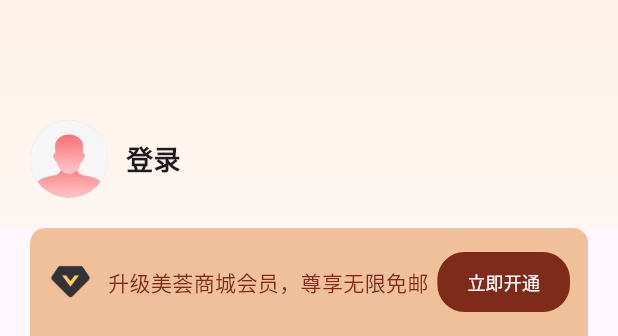
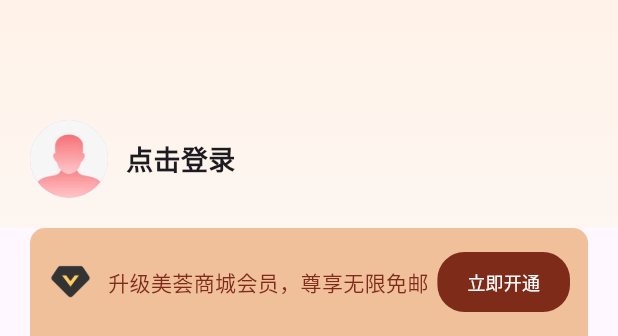
Before and after one commit to Dawson771/FlutterBase, a Flutter app: the MineView widget shown alone on an empty page, opened directly, on a phone screen of 412 x 824 dp. Shown: the top 336 px of the screen. Run offline on Flutter 3.47's test engine with Material 3 defaults, Android fonts, the phone set to English and light mode, and no system bars; our stand-ins replace carousel_slider, dio, get, shared_preferences; accounts and stored records are empty; network calls fail.

Commit message:
登录页面和getx数据共享

```diff
--- a/hm_shop/lib/constants/index.dart
+++ b/hm_shop/lib/constants/index.dart
@@ -18,4 +18,5 @@ class HttpConstants {
   static const ONE_STOP_LIST = "/hot/oneStop"; // 一站式推荐
   static const RECOMMEND_LIST = "/home/recommend"; //
   static const GUESS_LIST = "/home/goods/guessLike"; //猜你喜欢 后端返回的是是GoodsItem类型
+  static const LOGIN = "/login"; //登录
 }
--- a/hm_shop/lib/pages/Mine/index.dart
+++ b/hm_shop/lib/pages/Mine/index.dart
@@ -1,7 +1,9 @@
 import 'package:flutter/material.dart';
+import 'package:get/get.dart';
 import 'package:hm_shop/api/mine.dart';
 import 'package:hm_shop/components/Mine/HmGuess.dart';
 import 'package:hm_shop/components/Home/HmMoreList.dart';
+import 'package:hm_shop/stores/UserController.dart';
 import 'package:hm_shop/viewmodels/home.dart';
 
 /// 个人中心页面
@@ -19,6 +21,7 @@ class MineView extends StatefulWidget {
 ///
 /// 管理页面 UI 状态、数据加载和滚动事件处理
 class _MineViewState extends State<MineView> {
+  final UserController _userController = Get.put(UserController());
   // ==================== Widget 构建方法区域 ====================
 
   /// 退出登录按钮组件
@@ -74,28 +77,43 @@ class _MineViewState extends State<MineView> {
       padding: const EdgeInsets.only(left: 20, right: 40, top: 80, bottom: 20),
       child: Row(
         children: [
-          // 圆形头像组件
-          const CircleAvatar(
+          Obx((){
+            return CircleAvatar(  // 圆形头像组件
             radius: 26, // 半径 26 像素
-            backgroundImage: AssetImage("lib/assets/images/goods_avatar.png"), // 头像图片资源
-          ),
+            backgroundImage: _userController.user.value.id.isNotEmpty
+            ? NetworkImage(_userController.user.value.avatar)
+            : AssetImage("lib/assets/images/goods_avatar.png"),
+              );          // 头像图片资源
+          }),
           const SizedBox(width: 12), // 头像右侧间距
           Expanded(
             // 可伸缩布局，占据剩余空间
             child: Column(
               crossAxisAlignment: CrossAxisAlignment.start, // 子组件左对齐
               children: [
+                Obx(() {
+                  //obx必须有可监测的响应式数据
+                  return GestureDetector(
                     // 登录文本手势检测
-                GestureDetector(
                     onTap: () {
+                      if (_userController.user.value.id.isEmpty) {
+                        // // 未登录，跳转到登录页面
+                        // Navigator.of(context).pushNamed("/login");
                         // 点击跳转到登录页面
                       Navigator.pushNamed(context, '/login');
+                      }
                     },
-                  child: const Text(
-                    "登录",
-                    style: TextStyle(fontSize: 18, fontWeight: FontWeight.bold),
+                    child: Text(
+                      _userController.user.value.id.isNotEmpty
+                          ? _userController.user.value.account
+                          : "点击登录",
+                      style: const TextStyle(
+                        fontSize: 18,
+                        fontWeight: FontWeight.bold,
                       ),
                     ),
+                  );
+                }),
               ],
             ),
           ),
@@ -238,7 +256,9 @@ class _MineViewState extends State<MineView> {
       // 外部左右 16、上下 10 内边距
       padding: const EdgeInsets.symmetric(horizontal: 16, vertical: 10),
       child: Card(
-        shape: RoundedRectangleBorder(borderRadius: BorderRadius.circular(12)), // 圆角边框
+        shape: RoundedRectangleBorder(
+          borderRadius: BorderRadius.circular(12),
+        ), // 圆角边框
         elevation: 2, // 阴影高度，营造浮起效果
         child: Container(
           decoration: BoxDecoration(
@@ -399,7 +419,6 @@ class _MineViewState extends State<MineView> {
         SliverToBoxAdapter(child: _buildVipCard()), // 会员卡
         SliverToBoxAdapter(child: _buildQuickActions()), // 快捷操作
         SliverToBoxAdapter(child: _buildOrderModule()), // 订单管理
-
         // 持久化头部组件（吸顶效果）
         SliverPersistentHeader(
           delegate: HmGuess(), // 使用自定义 delegate 渲染标题
--- /dev/null
+++ b/hm_shop/lib/stores/UserController.dart
@@ -0,0 +1,11 @@
+import 'package:get/get.dart';
+import 'package:hm_shop/viewmodels/user.dart';
+
+//需要共享的对象要有一些共享的属性属性需要响应式更新
+class UserController extends GetxController {
+  var user = UserInfo.fromJson({}).obs; //响应式对象  user对象被监听了
+  //值在user.value中
+  updataUserInfo(UserInfo newUser) {  //更新user对象
+    user.value = newUser;
+  }
+}
--- a/hm_shop/lib/utils/DioRequest.dart
+++ b/hm_shop/lib/utils/DioRequest.dart
@@ -29,7 +29,13 @@ class DioRequest {
           handler.reject(DioException(requestOptions: response.requestOptions));
         },
         onError: (error, handler) {
-          handler.reject(error);
+          // handler.reject(error);
+          handler.reject(
+            DioException(
+              requestOptions: error.requestOptions,
+              message: error.response?.data["msg"],
+            ),
+          );
         },
       ),
     );
@@ -37,6 +43,10 @@ class DioRequest {
 
   Future<dynamic> get(String url, {Map<String, dynamic>? params}) {
     return _handleResponse(_dio.get(url, queryParameters: params));
+  }
+
+  Future<dynamic> post(String url, {Map<String, dynamic>? data}) {
+    return _handleResponse(_dio.post(url, data: data));
   }
 
   //进一步处理返回结果的函数  最后是要data数据和判断状态
@@ -49,9 +59,14 @@ class DioRequest {
         return data["result"];
       }
       //抛出异常
-      throw Exception(data["msg"] ?? "加载数据异常");
+      // throw Exception(data["msg"] ?? "加载数据异常");
+      throw DioException(
+        requestOptions: res.requestOptions,
+        message: data["msg"] ?? "加载数据异常",
+      );
     } catch (e) {
-      throw Exception(e);
+      // throw Exception(e);
+      rethrow;
     }
   }
 }
--- /dev/null
+++ b/hm_shop/lib/viewmodels/user.dart
@@ -0,0 +1,46 @@
+// 生成对应的class
+class UserInfo {
+  String account;
+  String avatar;
+  String birthday;
+  String cityCode;
+  String gender;
+  String id;
+  String mobile;
+  String nickname;
+  String profession;
+  String provinceCode;
+  String token;
+
+  UserInfo({
+    required this.account,
+    required this.avatar,
+    required this.birthday,
+    required this.cityCode,
+    required this.gender,
+    required this.id,
+    required this.mobile,
+    required this.nickname,
+    required this.profession,
+    required this.provinceCode,
+    required this.token,
+  });
+
+  factory UserInfo.fromJson(Map<String, dynamic> json) => UserInfo(
+    account: json["account"] ?? "",
+    avatar: json["avatar"] ?? "",
+    birthday: json["birthday"] ?? "",
+    cityCode: json["cityCode"] ?? "",
+    gender: json["gender"] ?? "",
+    id: json["id"] ?? "",
+    mobile: json["mobile"] ?? "",
+    nickname: json["nickname"] ?? "",
+    profession: json["profession"] ?? "",
+    provinceCode: json["provinceCode"] ?? "",
+    token: json["token"] ?? "",
+  );
+  @override
+  String toString() {
+    return 'UserInfo{account: $account, avatar: $avatar, birthday: $birthday, cityCode: $cityCode, gender: $gender, id: $id, mobile: $mobile, nickname: $nickname, profession: $profession, provinceCode: $provinceCode, token: $token}';
+  }
+}
--- a/hm_shop/pubspec.yaml
+++ b/hm_shop/pubspec.yaml
@@ -36,6 +36,7 @@ dependencies:
   cupertino_icons: ^1.0.8
   carousel_slider: ^5.1.2
   dio: ^5.9.2
+  get: ^4.7.3
 
 dev_dependencies:
   flutter_test:
```
Also changed, not shown: hm_shop/lib/api/user.dart (added, +105 -0 lines), hm_shop/lib/pages/Login/index.dart (+86 -21 lines), hm_shop/pubspec.lock, 1 other file. Lines whose indentation alone changed are shown as unchanged.
